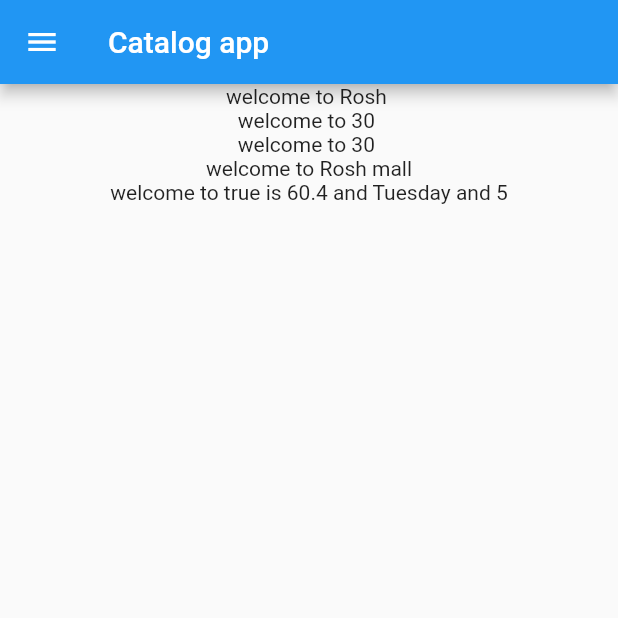
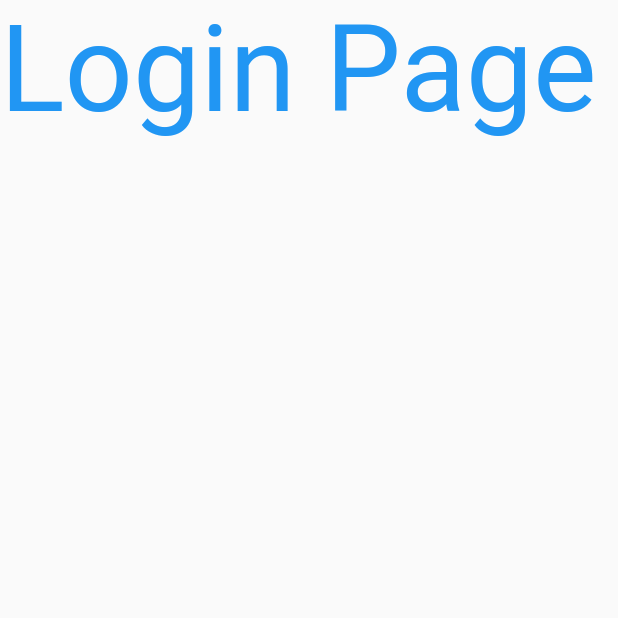
Before and after one commit to roshniverma21/Catalog_App_Flutter, a Flutter app: the screen it shows after launch, on a phone screen of 412 x 824 dp, the top half of it. Run offline on Flutter 3.47's test engine with Material 2 defaults, Android fonts, the phone set to English and light mode, and no system bars.

Commit message:
[Roshni] Functions, Classes, Routes, TextStyle

```diff
--- a/lib/main.dart
+++ b/lib/main.dart
@@ -1,6 +1,6 @@
 import 'package:flutter/material.dart';
-
-import 'dart_basics.dart';
+import 'package:flutter_application_1/pages/home_page.dart';
+import 'package:flutter_application_1/pages/login_page.dart';
 
 void main() {
   runApp(MyApp());
@@ -11,10 +11,28 @@ class MyApp extends StatelessWidget {
 
   @override
   Widget build(BuildContext context) {
+    return MaterialApp(
+      // home: home_page(), we have given in route "/" so thsi is homepage toh yaha dene ki need nhi do do jagah
+      themeMode: ThemeMode.light,
+      theme: ThemeData(primarySwatch: Colors.green),
+      debugShowCheckedModeBanner: false,
+      //themeMode: ThemeMode.dark,
+      //darkTheme: ThemeData(brightness: Brightness.dark),
 
-    return MaterialApp(
-      home: dart_basics()
+      // Routes = raste to which page you want to open   and they are already defined eg metro me red, blue lines
+      /*
+        1. initial Route:
+        2. onUnknownRoute - if route is not found
+        3. onGenerateRoute - generate the route
+        4. onGenerateInitialRoutes
+
+        "/" this is home route
+        */
+      initialRoute: "/login", // to make the application to display thsi page at first
+      routes: {
+        "/": (context) => LoginPage(),
+        "/login": (context) => LoginPage(),
+      },
     );
-
   }
 }
--- a/lib/dart_basics.dart
+++ b/lib/pages/dart_basics.dart
@@ -1,6 +1,6 @@
 import 'package:flutter/material.dart';
 
-class dart_basics extends StatelessWidget {
+class DartBasis extends StatelessWidget {
   int days = 30;
   String name = "Rosh";
   double pie = 3.14;
--- /dev/null
+++ b/lib/pages/login_page.dart
@@ -0,0 +1,19 @@
+import 'package:flutter/material.dart';
+import 'package:flutter/src/widgets/container.dart';
+import 'package:flutter/src/widgets/framework.dart';
+
+class LoginPage extends StatelessWidget {
+  @override
+  Widget build(BuildContext context) {
+    return const Material(
+      child: Text(
+        "Login Page",
+        style: TextStyle(
+          fontSize: 40, //this makes it unresponsive
+          color: Colors.blue
+          ),
+          textScaleFactor: 2.0,//to increase teh text size by double
+      ),
+    );
+  }
+}
```
Also changed, not shown: lib/pages/home_page.dart (added, +33 -0 lines), lib/home_page.dart (deleted).
